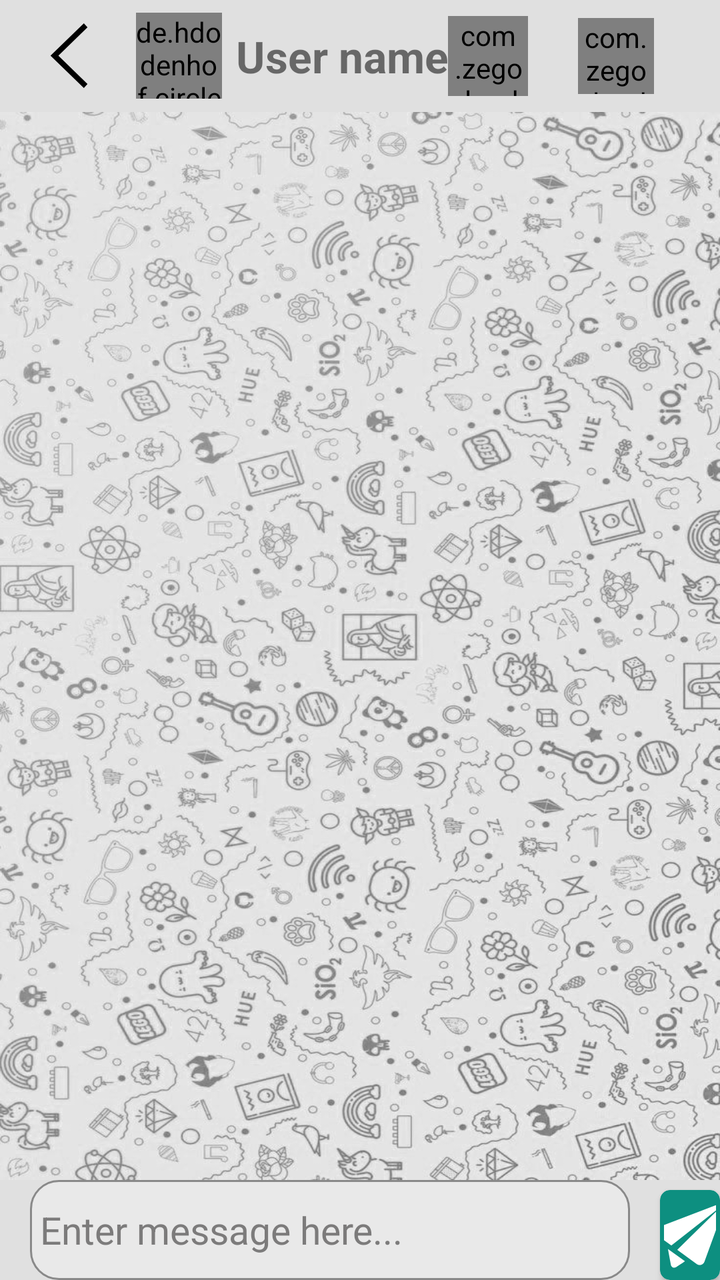
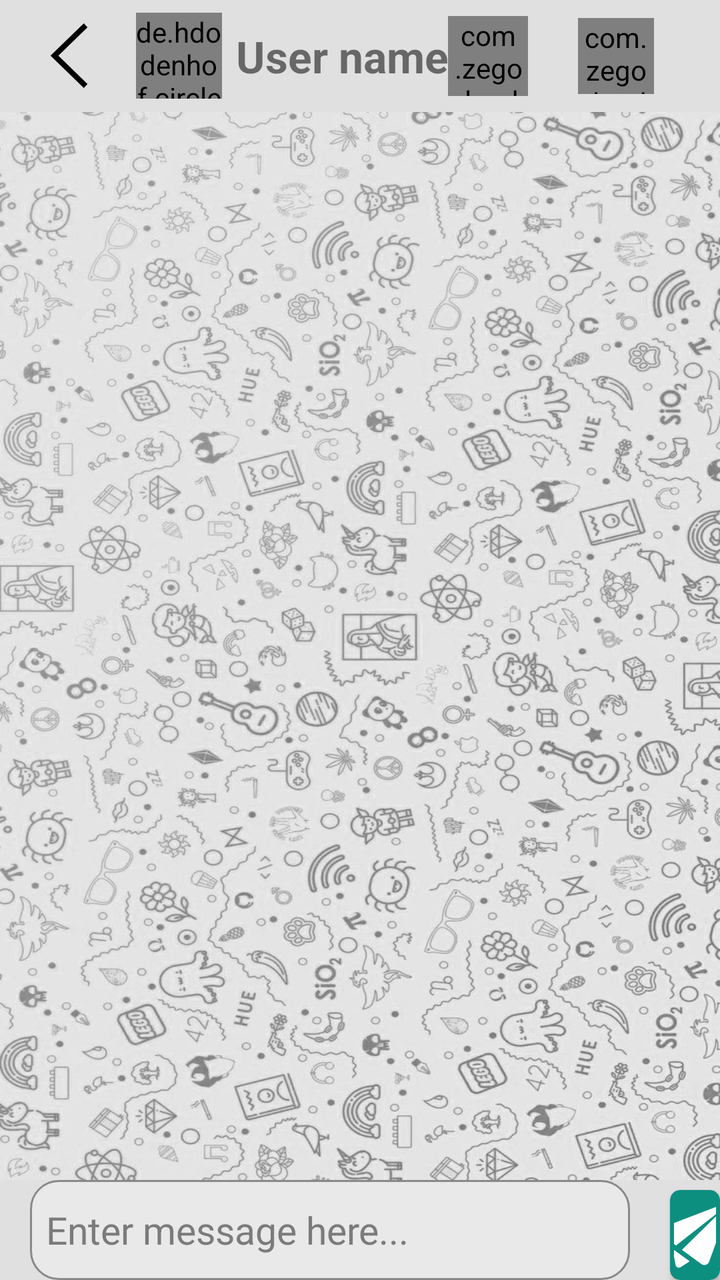

Screens rendered from an Android XML layout before and after an edit, with the pre-edit source and the edit as a unified diff.
<!-- AndroidManifest.xml: application theme Theme.CuSocial -->
<!-- res/layout/activity_chat_window.xml -->
<?xml version="1.0" encoding="utf-8"?>
<RelativeLayout
    xmlns:android="http://schemas.android.com/apk/res/android"
    xmlns:app="http://schemas.android.com/apk/res-auto"
    xmlns:tools="http://schemas.android.com/tools"
    android:id="@+id/main"
    android:layout_width="match_parent"
    android:layout_height="match_parent"
    tools:context=".Chat_Window_Act"
    android:background="#E0E0E0"
    app:layout_editor_absoluteX="1dp"
    app:layout_editor_absoluteY="1dp"
    android:orientation="vertical"
    android:fillViewport="true">


        <androidx.appcompat.widget.Toolbar
            android:layout_width="match_parent"
            android:layout_height="?attr/actionBarSize"
            android:layout_alignParentTop="true"
            android:id="@+id/chat_header">
            <RelativeLayout
                android:layout_width="match_parent"
                android:layout_height="match_parent"
                android:gravity="center_vertical">

                <Button
                    android:id="@+id/btn_back"
                    android:layout_width="37dp"
                    android:layout_height="37dp"
                    android:layout_centerVertical="true"
                    android:background="@drawable/left_arrow_backup_2_svgrepo_com"/>

                <de.hdodenhof.circleimageview.CircleImageView
                    android:id="@+id/chat_header_image"
                    android:layout_width="43dp"
                    android:layout_marginStart="15dp"
                    android:layout_toEndOf="@+id/btn_back"
                    android:layout_centerVertical="true"
                    android:layout_height="43dp"
                    android:src="@drawable/users"/>
                <TextView
                    android:id="@+id/chat_header_name"
                    android:layout_width="wrap_content"
                    android:layout_height="wrap_content"
                    android:layout_centerVertical="true"
                    android:layout_marginStart="7dp"
                    android:layout_toEndOf="@+id/chat_header_image"
                    android:text="User name"
                    android:maxWidth="155dp"
                    android:textStyle="bold"
                    android:textSize="22sp"/>

                <com.zegocloud.uikit.prebuilt.call.invite.widget.ZegoSendCallInvitationButton
                    android:id="@+id/chat_call_btn"
                    android:layout_marginEnd="25dp"
                    android:layout_width="40dp"
                    android:layout_centerVertical="true"
                    android:layout_toStartOf="@+id/chat_video_btn"
                    android:layout_height="40dp"
                    android:background="@drawable/phone_call_1_svgrepo_com" />
                <com.zegocloud.uikit.prebuilt.call.invite.widget.ZegoSendCallInvitationButton
                    android:id="@+id/chat_video_btn"
                    android:layout_marginEnd="33dp"
                    android:layout_width="38dp"
                    android:layout_centerVertical="true"
                    android:layout_height="38dp"
                    android:layout_alignParentEnd="true"
                    android:layout_gravity="center_vertical"
                    android:background="@drawable/video_chat" />

            </RelativeLayout>

        </androidx.appcompat.widget.Toolbar>

        <androidx.recyclerview.widget.RecyclerView
            android:id="@+id/chats_recycler_view"
            android:layout_width="match_parent"
            android:layout_height="match_parent"
            android:layout_below="@+id/chat_header"
            android:background="@drawable/background_chat_light"
            android:padding="5dp"
            android:layout_above="@+id/txt_message_chat"/>




        <EditText
            android:layout_alignParentBottom="true"


            android:id="@+id/txt_message_chat"
            android:layout_width="300dp"
            android:layout_height="50dp"
            android:textColor="#000000"
            android:layout_marginHorizontal="15dp"
            android:inputType="textMultiLine"
            android:background="@drawable/group_name"
            android:paddingStart="5dp"
            android:paddingEnd="7dp"
            android:textColorHint="#7C7B7B"
            android:hint="Enter message here..."
            android:textSize="19sp"/>

        <androidx.cardview.widget.CardView
            android:layout_width="45dp"
            android:layout_height="45dp"
            android:backgroundTint="#0D8F80"
            android:layout_alignParentBottom="true"
            android:layout_toEndOf="@+id/txt_message_chat"
            app:cardCornerRadius="5dp">
            <ImageButton
                android:id="@+id/btn_send_chat"
                android:scaleType="centerCrop"
                android:background="@android:color/transparent"
                android:layout_width="match_parent"
                android:layout_height="match_parent"
                android:layout_margin="2dp"
                android:layout_gravity="center_vertical"
                android:src="@drawable/gui_email_send_svgrepo_com"
                />
        </androidx.cardview.widget.CardView>


    </RelativeLayout>
<!-- resources referenced by this layout -->
<resources>
  <!-- drawable background_chat_light: jpg bitmap (drawable, 174918 bytes) -->
  <!-- drawable group_name (drawable) -->
  <?xml version="1.0" encoding="utf-8"?>
  <shape xmlns:android="http://schemas.android.com/apk/res/android">
  <corners android:radius="14dp"/>
      <solid android:color="#E9E9E9"/>
  <stroke android:color="@color/black_overlay" android:width="1dp"/>
  </shape>
  <!-- drawable gui_email_send_svgrepo_com (drawable) -->
  <vector xmlns:android="http://schemas.android.com/apk/res/android"
      android:width="800dp"
      android:height="800dp"
      android:viewportWidth="14"
      android:viewportHeight="14">
    <path
        android:pathData="m3.179,9.393 l0.021,0.114 0.475,2.599c0.035,0.193 0.164,0.355 0.344,0.433 0.18,0.078 0.387,0.061 0.551,-0.045C5.232,12.067 6.097,11.5 6.074,11.467L3.179,9.393ZM1.485,5.703c-0.258,0.099 -0.442,0.332 -0.478,0.606 -0.036,0.275 0.08,0.547 0.304,0.709l2.449,1.782 8.7,-6.844 -7.693,7.578 3.348,2.437c0.213,0.155 0.488,0.201 0.741,0.125 0.253,-0.077 0.454,-0.269 0.545,-0.516L12.984,1.776c0.036,-0.1 0.011,-0.211 -0.065,-0.285 -0.075,-0.074 -0.187,-0.098 -0.286,-0.06L1.485,5.703Z"
        android:fillColor="#FFFFFF"/>
  </vector>
  <!-- drawable left_arrow_backup_2_svgrepo_com (drawable) -->
  <vector xmlns:android="http://schemas.android.com/apk/res/android"
      android:width="800dp"
      android:height="800dp"
      android:viewportWidth="1024"
      android:viewportHeight="1024">
    <path
        android:pathData="M768,903.2l-50.4,56.8L256,512l461.6,-448 50.4,56.8L364.9,512z"
        android:fillColor="#000000"/>
  </vector>
  <!-- drawable phone_call_1_svgrepo_com (drawable) -->
  <vector xmlns:android="http://schemas.android.com/apk/res/android"
      android:width="24dp"
      android:height="24dp"
      android:viewportWidth="24"
      android:viewportHeight="24">
    <path
        android:pathData="M21,11C21,6.582 17.418,3 13,3M14,7.126C15.406,7.488 16.512,8.594 16.874,10M16.062,14.251V14.251C16.605,13.526 17.589,13.294 18.398,13.699L19.634,14.317C20.44,14.72 20.877,15.613 20.7,16.498L20.322,18.392C20.135,19.327 19.311,20.015 18.364,19.907C11.101,19.086 4.914,12.899 4.093,5.636C3.985,4.689 4.673,3.865 5.608,3.678L7.502,3.3C8.386,3.123 9.28,3.56 9.683,4.366L10.301,5.602C10.706,6.411 10.474,7.395 9.749,7.938V7.938C9.278,8.292 8.99,8.86 9.218,9.404C10.001,11.273 12.727,13.999 14.596,14.782C15.14,15.01 15.708,14.722 16.062,14.251Z"
        android:strokeLineJoin="round"
        android:strokeWidth="2"
        android:fillColor="#00000000"
        android:strokeColor="#000000"
        android:strokeLineCap="round"/>
  </vector>
  <!-- drawable users: png bitmap (drawable, 25050 bytes) -->
  <!-- drawable video_chat: png bitmap (drawable, 15876 bytes) -->
  <style name="Theme.CuSocial" parent="Base.Theme.CuSocial" />
  <color name="black_overlay">#66000000</color>
  <style name="Base.Theme.CuSocial" parent="Theme.AppCompat.DayNight.NoActionBar">
          
          <item name="colorPrimary">@color/primary</item>
      </style>
  <color name="primary">#7C3AED</color>
</resources>

<!-- the commit's change to res/layout/activity_chat_window.xml (unified diff, before → after) -->
@@ -14,112 +14,113 @@
     android:fillViewport="true">
 
 
-        <androidx.appcompat.widget.Toolbar
-            android:layout_width="match_parent"
-            android:layout_height="?attr/actionBarSize"
-            android:layout_alignParentTop="true"
-            android:id="@+id/chat_header">
-            <RelativeLayout
-                android:layout_width="match_parent"
-                android:layout_height="match_parent"
-                android:gravity="center_vertical">
-
-                <Button
-                    android:id="@+id/btn_back"
-                    android:layout_width="37dp"
-                    android:layout_height="37dp"
-                    android:layout_centerVertical="true"
-                    android:background="@drawable/left_arrow_backup_2_svgrepo_com"/>
-
-                <de.hdodenhof.circleimageview.CircleImageView
-                    android:id="@+id/chat_header_image"
-                    android:layout_width="43dp"
-                    android:layout_marginStart="15dp"
-                    android:layout_toEndOf="@+id/btn_back"
-                    android:layout_centerVertical="true"
-                    android:layout_height="43dp"
-                    android:src="@drawable/users"/>
-                <TextView
-                    android:id="@+id/chat_header_name"
-                    android:layout_width="wrap_content"
-                    android:layout_height="wrap_content"
-                    android:layout_centerVertical="true"
-                    android:layout_marginStart="7dp"
-                    android:layout_toEndOf="@+id/chat_header_image"
-                    android:text="User name"
-                    android:maxWidth="155dp"
-                    android:textStyle="bold"
-                    android:textSize="22sp"/>
-
-                <com.zegocloud.uikit.prebuilt.call.invite.widget.ZegoSendCallInvitationButton
-                    android:id="@+id/chat_call_btn"
-                    android:layout_marginEnd="25dp"
-                    android:layout_width="40dp"
-                    android:layout_centerVertical="true"
-                    android:layout_toStartOf="@+id/chat_video_btn"
-                    android:layout_height="40dp"
-                    android:background="@drawable/phone_call_1_svgrepo_com" />
-                <com.zegocloud.uikit.prebuilt.call.invite.widget.ZegoSendCallInvitationButton
-                    android:id="@+id/chat_video_btn"
-                    android:layout_marginEnd="33dp"
-                    android:layout_width="38dp"
-                    android:layout_centerVertical="true"
-                    android:layout_height="38dp"
-                    android:layout_alignParentEnd="true"
-                    android:layout_gravity="center_vertical"
-                    android:background="@drawable/video_chat" />
-
-            </RelativeLayout>
-
-        </androidx.appcompat.widget.Toolbar>
-
-        <androidx.recyclerview.widget.RecyclerView
-            android:id="@+id/chats_recycler_view"
+    <androidx.appcompat.widget.Toolbar
+        android:layout_width="match_parent"
+        android:layout_height="?attr/actionBarSize"
+        android:layout_alignParentTop="true"
+        android:id="@+id/chat_header">
+        <RelativeLayout
             android:layout_width="match_parent"
             android:layout_height="match_parent"
-            android:layout_below="@+id/chat_header"
-            android:background="@drawable/background_chat_light"
-            android:padding="5dp"
-            android:layout_above="@+id/txt_message_chat"/>
+            android:gravity="center_vertical">
+
+            <Button
+                android:id="@+id/btn_back"
+                android:layout_width="37dp"
+                android:layout_height="37dp"
+                android:layout_centerVertical="true"
+                android:background="@drawable/left_arrow_backup_2_svgrepo_com"/>
+
+            <de.hdodenhof.circleimageview.CircleImageView
+                android:id="@+id/chat_header_image"
+                android:layout_width="43dp"
+                android:layout_marginStart="15dp"
+                android:layout_toEndOf="@+id/btn_back"
+                android:layout_centerVertical="true"
+                android:layout_height="43dp"
+                android:src="@drawable/users"/>
+            <TextView
+                android:id="@+id/chat_header_name"
+                android:layout_width="wrap_content"
+                android:layout_height="wrap_content"
+                android:layout_centerVertical="true"
+                android:layout_marginStart="7dp"
+                android:layout_toEndOf="@+id/chat_header_image"
+                android:text="User name"
+                android:maxWidth="155dp"
+                android:textStyle="bold"
+                android:textSize="22sp"/>
+
+            <com.zegocloud.uikit.prebuilt.call.invite.widget.ZegoSendCallInvitationButton
+                android:id="@+id/chat_call_btn"
+                android:layout_marginEnd="25dp"
+                android:layout_width="40dp"
+                android:layout_centerVertical="true"
+                android:layout_toStartOf="@+id/chat_video_btn"
+                android:layout_height="40dp"
+                android:background="@drawable/phone_call_1_svgrepo_com" />
+            <com.zegocloud.uikit.prebuilt.call.invite.widget.ZegoSendCallInvitationButton
+                android:id="@+id/chat_video_btn"
+                android:layout_marginEnd="33dp"
+                android:layout_width="38dp"
+                android:layout_centerVertical="true"
+                android:layout_height="38dp"
+                android:layout_alignParentEnd="true"
+                android:layout_gravity="center_vertical"
+                android:background="@drawable/video_chat" />
+
+        </RelativeLayout>
+
+    </androidx.appcompat.widget.Toolbar>
+
+    <androidx.recyclerview.widget.RecyclerView
+        android:id="@+id/chats_recycler_view"
+        android:layout_width="match_parent"
+        android:layout_height="match_parent"
+        android:layout_below="@+id/chat_header"
+        android:background="@drawable/background_chat_light"
+        android:padding="5dp"
+        android:layout_above="@+id/txt_message_chat"/>
 
 
 
 
-        <EditText
-            android:layout_alignParentBottom="true"
+    <EditText
+        android:layout_alignParentBottom="true"
 
 
-            android:id="@+id/txt_message_chat"
-            android:layout_width="300dp"
-            android:layout_height="50dp"
-            android:textColor="#000000"
-            android:layout_marginHorizontal="15dp"
-            android:inputType="textMultiLine"
-            android:background="@drawable/group_name"
-            android:paddingStart="5dp"
-            android:paddingEnd="7dp"
-            android:textColorHint="#7C7B7B"
-            android:hint="Enter message here..."
-            android:textSize="19sp"/>
+        android:id="@+id/txt_message_chat"
+        android:layout_width="300dp"
+        android:layout_height="50dp"
+        android:textColor="#000000"
+        android:layout_marginHorizontal="15dp"
+        android:inputType="textMultiLine"
+        android:background="@drawable/group_name"
+        android:paddingStart="8dp"
+        android:paddingEnd="7dp"
+        android:textColorHint="#7C7B7B"
+        android:hint="Enter message here..."
+        android:textSize="19sp"/>
 
-        <androidx.cardview.widget.CardView
-            android:layout_width="45dp"
-            android:layout_height="45dp"
-            android:backgroundTint="#0D8F80"
-            android:layout_alignParentBottom="true"
-            android:layout_toEndOf="@+id/txt_message_chat"
-            app:cardCornerRadius="5dp">
-            <ImageButton
-                android:id="@+id/btn_send_chat"
-                android:scaleType="centerCrop"
-                android:background="@android:color/transparent"
-                android:layout_width="match_parent"
-                android:layout_height="match_parent"
-                android:layout_margin="2dp"
-                android:layout_gravity="center_vertical"
-                android:src="@drawable/gui_email_send_svgrepo_com"
-                />
-        </androidx.cardview.widget.CardView>
+    <androidx.cardview.widget.CardView
+        android:layout_width="45dp"
+        android:layout_height="45dp"
+        android:backgroundTint="#0D8F80"
+        android:layout_alignParentBottom="true"
+        android:layout_toEndOf="@+id/txt_message_chat"
+        android:layout_marginStart="5dp"
+        app:cardCornerRadius="5dp">
+        <ImageButton
+            android:id="@+id/btn_send_chat"
+            android:scaleType="centerCrop"
+            android:background="@android:color/transparent"
+            android:layout_width="match_parent"
+            android:layout_height="match_parent"
+            android:layout_margin="2dp"
+            android:layout_gravity="center_vertical"
+            android:src="@drawable/gui_email_send_svgrepo_com"
+            />
+    </androidx.cardview.widget.CardView>
 
 
-    </RelativeLayout>
+</RelativeLayout>
<!-- resource entries referenced after the edit -->
@@ -20,8 +20,8 @@
   </vector>
   <!-- drawable left_arrow_backup_2_svgrepo_com (drawable) -->
   <vector xmlns:android="http://schemas.android.com/apk/res/android"
-      android:width="800dp"
-      android:height="800dp"
+      android:width="24dp"
+      android:height="24dp"
       android:viewportWidth="1024"
       android:viewportHeight="1024">
     <path
